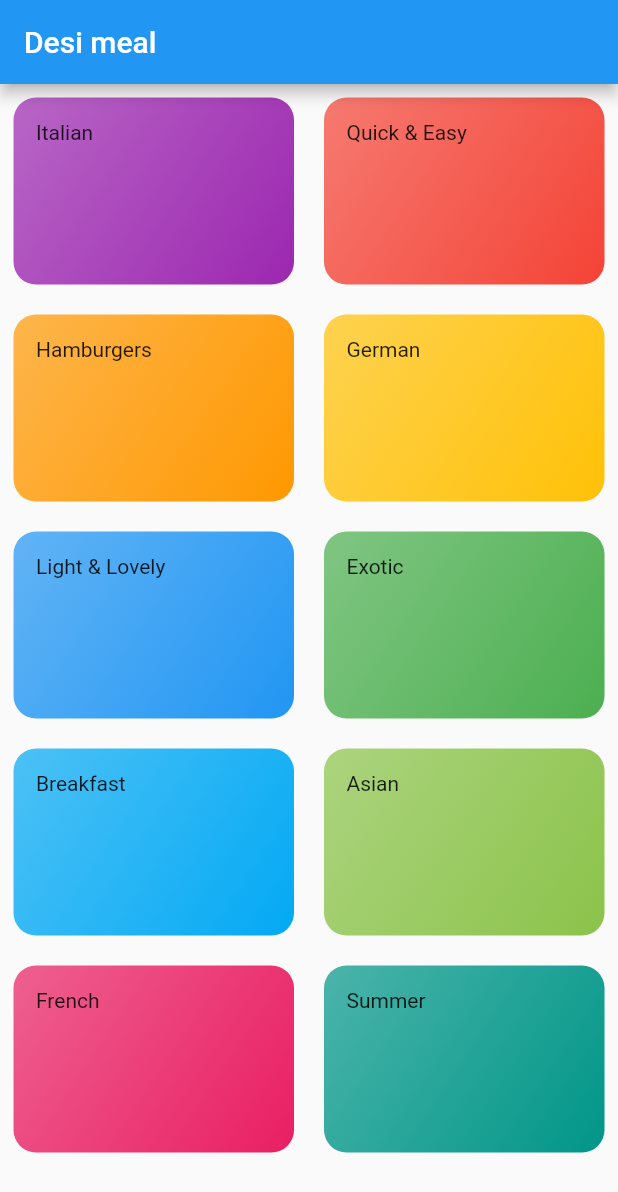
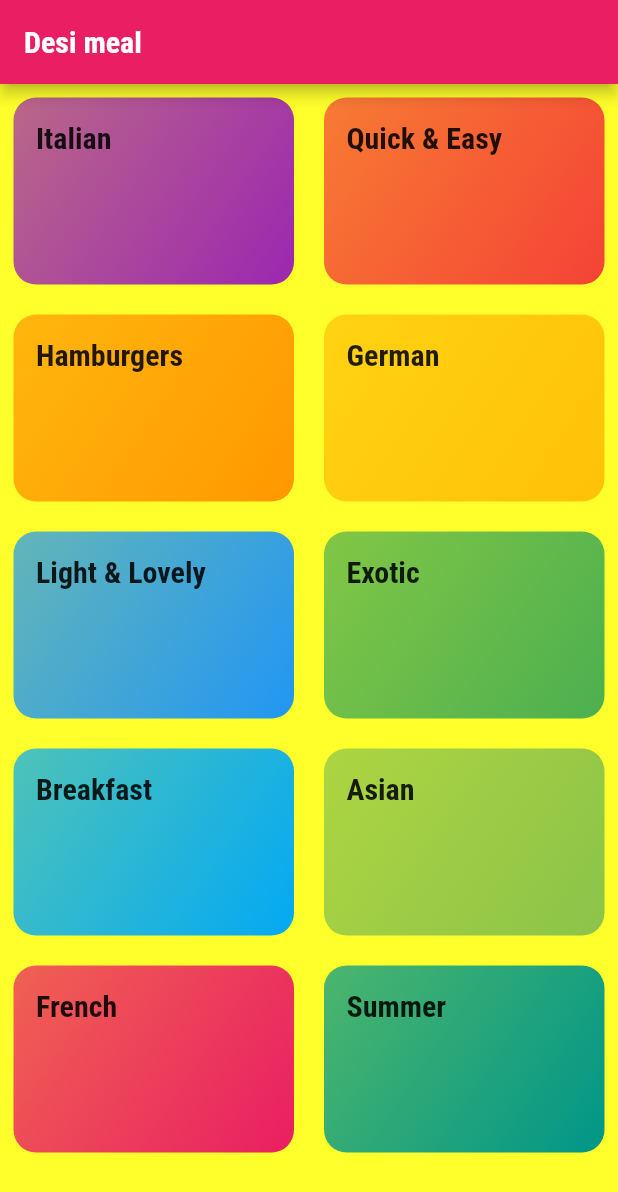
Before and after one commit to Susheer/meals-app, a Flutter app: the screen it shows after launch, on a phone screen of 412 x 824 dp. Shown: the top 1192 px of the screen. Run offline on Flutter 3.47's test engine with Material 2 defaults, Android fonts, the phone set to English and light mode, and no system bars.

Commit message:
theams basic setup

```diff
--- a/lib/category_item.dart
+++ b/lib/category_item.dart
@@ -10,7 +10,7 @@ class CategoryItem extends StatelessWidget {
   Widget build(BuildContext context) {
     return Container(
       padding: EdgeInsets.all(15),
-      child: Text(title),
+      child: Text(title,style: Theme.of(context).textTheme.headline6,),
       decoration: BoxDecoration(
         gradient: LinearGradient(colors: [color.withOpacity(0.7),
           color
--- a/lib/main.dart
+++ b/lib/main.dart
@@ -4,13 +4,30 @@ import 'package:meals_app/CategoriesScreen.dart';
 void main() => runApp(MyApp());
 
 class MyApp extends StatelessWidget {
+  final ThemeData theamData=ThemeData(
+    primarySwatch: Colors.pink,
+    accentColor: Colors.amber,
+    canvasColor: Color.fromRGBO(255, 255, 299, 1),
+    fontFamily: 'Raleway',
+    textTheme: ThemeData.light().textTheme.copyWith(
+        bodyText1: TextStyle(
+          color: Color.fromRGBO(20, 51, 51, 1),
+        ),
+        bodyText2: TextStyle(
+          color: Color.fromRGBO(20, 51, 51, 1),
+        ),
+        headline6: TextStyle(
+          fontSize: 20,
+          fontFamily: 'RobotoCondensed',
+          fontWeight: FontWeight.bold,
+        )),
+  );
+
   @override
   Widget build(BuildContext context) {
     return MaterialApp(
       title: 'DeliMeals',
-      theme: ThemeData(
-        primarySwatch: Colors.blue,
-      ),
+      theme: theamData,
       home: CategoriesScreen(),
     );
   }
```
